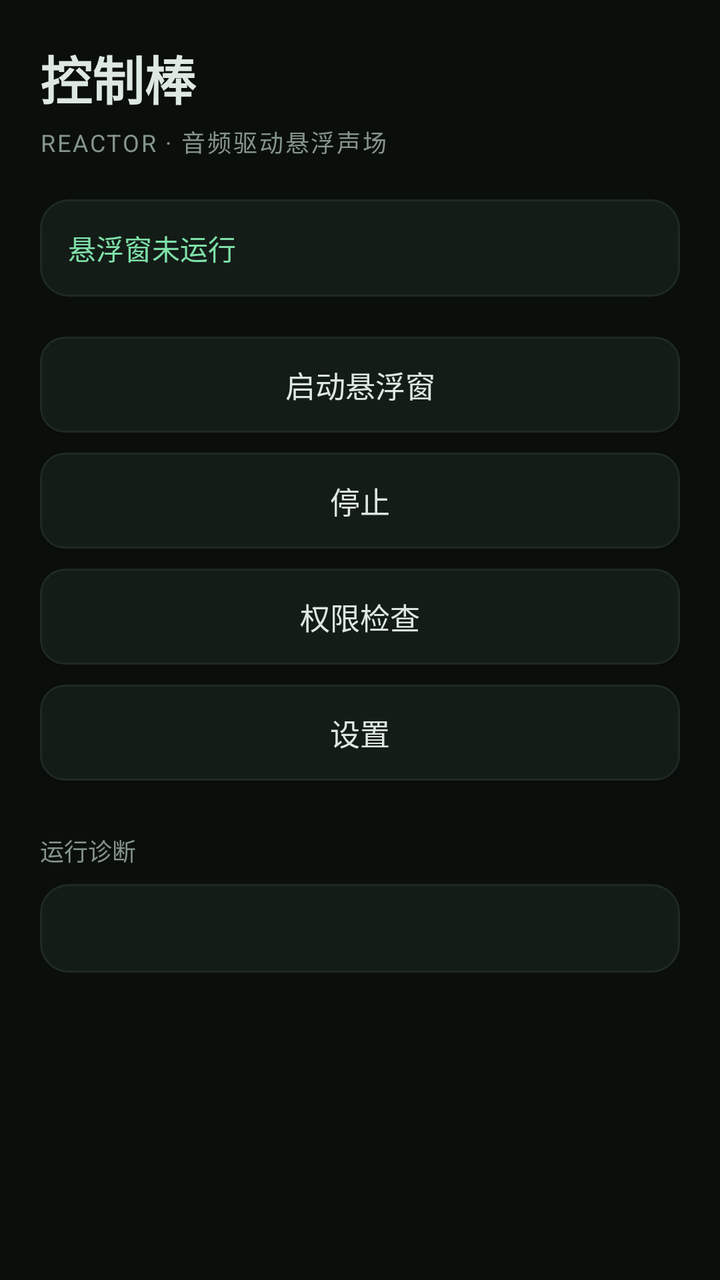
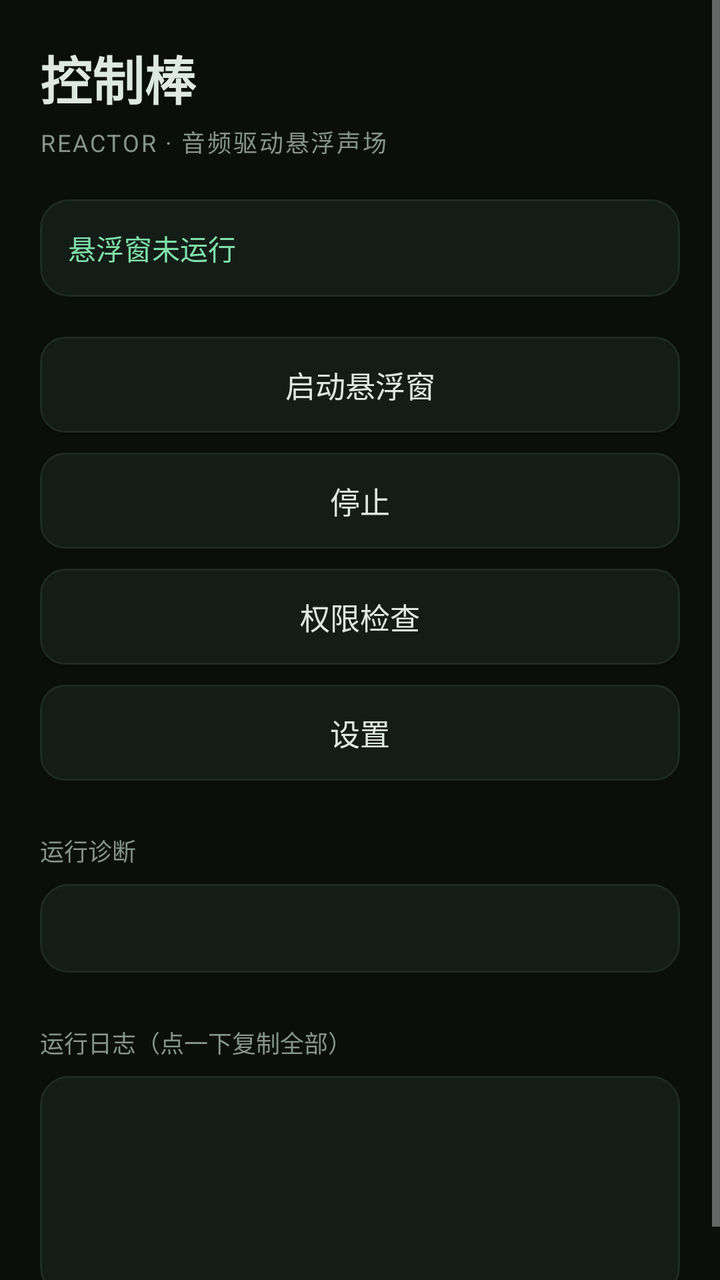

An Android layout rendered at two revisions. The XML below is the earlier revision; the diff shows what the commit changed to produce the second picture.
<!-- AndroidManifest.xml: application theme Theme.Reactor -->
<!-- res/layout/activity_main.xml -->
<?xml version="1.0" encoding="utf-8"?>
<ScrollView xmlns:android="http://schemas.android.com/apk/res/android"
    android:layout_width="match_parent"
    android:layout_height="match_parent"
    android:background="@color/bg_root"
    android:fillViewport="true">

    <LinearLayout
        android:layout_width="match_parent"
        android:layout_height="wrap_content"
        android:orientation="vertical"
        android:padding="20dp">

        <TextView
            android:layout_width="wrap_content"
            android:layout_height="wrap_content"
            android:text="@string/app_name"
            android:textColor="@color/text_primary"
            android:textSize="26sp"
            android:textStyle="bold" />

        <TextView
            android:layout_width="wrap_content"
            android:layout_height="wrap_content"
            android:layout_marginTop="4dp"
            android:letterSpacing="0.08"
            android:text="@string/app_subtitle"
            android:textColor="@color/text_secondary"
            android:textSize="12sp" />

        <TextView
            android:id="@+id/text_status"
            android:layout_width="match_parent"
            android:layout_height="wrap_content"
            android:layout_marginTop="20dp"
            android:background="@drawable/bg_card"
            android:padding="14dp"
            android:text="@string/label_status_idle"
            android:textColor="@color/accent"
            android:textSize="14sp" />

        <Button
            android:id="@+id/btn_start"
            style="@style/ReactorButton"
            android:layout_marginTop="20dp"
            android:text="@string/btn_start" />

        <Button
            android:id="@+id/btn_stop"
            style="@style/ReactorButton"
            android:text="@string/btn_stop" />

        <Button
            android:id="@+id/btn_permission"
            style="@style/ReactorButton"
            android:text="@string/btn_permission" />

        <Button
            android:id="@+id/btn_settings"
            style="@style/ReactorButton"
            android:text="@string/btn_settings" />

        <TextView
            android:layout_width="wrap_content"
            android:layout_height="wrap_content"
            android:layout_marginTop="26dp"
            android:text="@string/section_diagnostics"
            android:textColor="@color/text_secondary"
            android:textSize="12sp" />

        <TextView
            android:id="@+id/text_detail"
            android:layout_width="match_parent"
            android:layout_height="wrap_content"
            android:layout_marginTop="8dp"
            android:background="@drawable/bg_card"
            android:fontFamily="monospace"
            android:lineSpacingExtra="3dp"
            android:padding="14dp"
            android:textColor="@color/text_secondary"
            android:textSize="12sp" />
    </LinearLayout>
</ScrollView>
<!-- resources referenced by this layout -->
<resources>
  <color name="accent">#7FE0A8</color>
  <color name="bg_root">#0B0F0C</color>
  <color name="text_primary">#DDE8E0</color>
  <color name="text_secondary">#85958A</color>
  <!-- drawable bg_card (drawable) -->
  <?xml version="1.0" encoding="utf-8"?>
  <shape xmlns:android="http://schemas.android.com/apk/res/android"
      android:shape="rectangle">
      <solid android:color="@color/bg_card" />
      <corners android:radius="14dp" />
      <stroke
          android:width="1dp"
          android:color="@color/divider" />
  </shape>
  <string name="app_name">控制棒</string>
  <string name="app_subtitle">REACTOR · 音频驱动悬浮声场</string>
  <string name="btn_permission">权限检查</string>
  <string name="btn_settings">设置</string>
  <string name="btn_start">启动悬浮窗</string>
  <string name="btn_stop">停止</string>
  <string name="label_status_idle">悬浮窗未运行</string>
  <string name="section_diagnostics">运行诊断</string>
  <style name="ReactorButton" parent="Widget.AppCompat.Button">
          <item name="android:layout_width">match_parent</item>
          <item name="android:layout_height">wrap_content</item>
          <item name="android:layout_marginTop">10dp</item>
          <item name="android:background">@drawable/bg_button</item>
          <item name="android:textColor">@color/text_primary</item>
          <item name="android:textSize">15sp</item>
          <item name="android:minHeight">48dp</item>
          <item name="android:textAllCaps">false</item>
      </style>
  <style name="Theme.Reactor" parent="Theme.AppCompat.NoActionBar">
          <item name="colorPrimary">@color/accent</item>
          <item name="colorPrimaryDark">@color/bg_root</item>
          <item name="colorAccent">@color/accent</item>
          <item name="android:windowBackground">@color/bg_root</item>
          <item name="android:statusBarColor">@color/bg_root</item>
          <item name="android:navigationBarColor">@color/bg_root</item>
      </style>
  <color name="bg_card">#141C18</color>
  <color name="divider">#1E2A24</color>
  <!-- drawable bg_button (drawable) -->
  <?xml version="1.0" encoding="utf-8"?>
  <ripple xmlns:android="http://schemas.android.com/apk/res/android"
      android:color="#337FE0A8">
      <item>
          <shape android:shape="rectangle">
              <solid android:color="@color/bg_card" />
              <corners android:radius="12dp" />
              <stroke
                  android:width="1dp"
                  android:color="@color/divider" />
          </shape>
      </item>
  </ripple>
</resources>

<!-- the commit's change to res/layout/activity_main.xml (unified diff, before → after) -->
@@ -79,5 +79,27 @@
             android:padding="14dp"
             android:textColor="@color/text_secondary"
             android:textSize="12sp" />
+
+        <TextView
+            android:layout_width="wrap_content"
+            android:layout_height="wrap_content"
+            android:layout_marginTop="26dp"
+            android:text="运行日志（点一下复制全部）"
+            android:textColor="@color/text_secondary"
+            android:textSize="12sp" />
+
+        <TextView
+            android:id="@+id/text_log"
+            android:layout_width="match_parent"
+            android:layout_height="wrap_content"
+            android:layout_marginTop="8dp"
+            android:background="@drawable/bg_card"
+            android:fontFamily="monospace"
+            android:lineSpacingExtra="2dp"
+            android:minLines="6"
+            android:padding="14dp"
+            android:textColor="@color/text_secondary"
+            android:textIsSelectable="true"
+            android:textSize="10sp" />
     </LinearLayout>
 </ScrollView>
